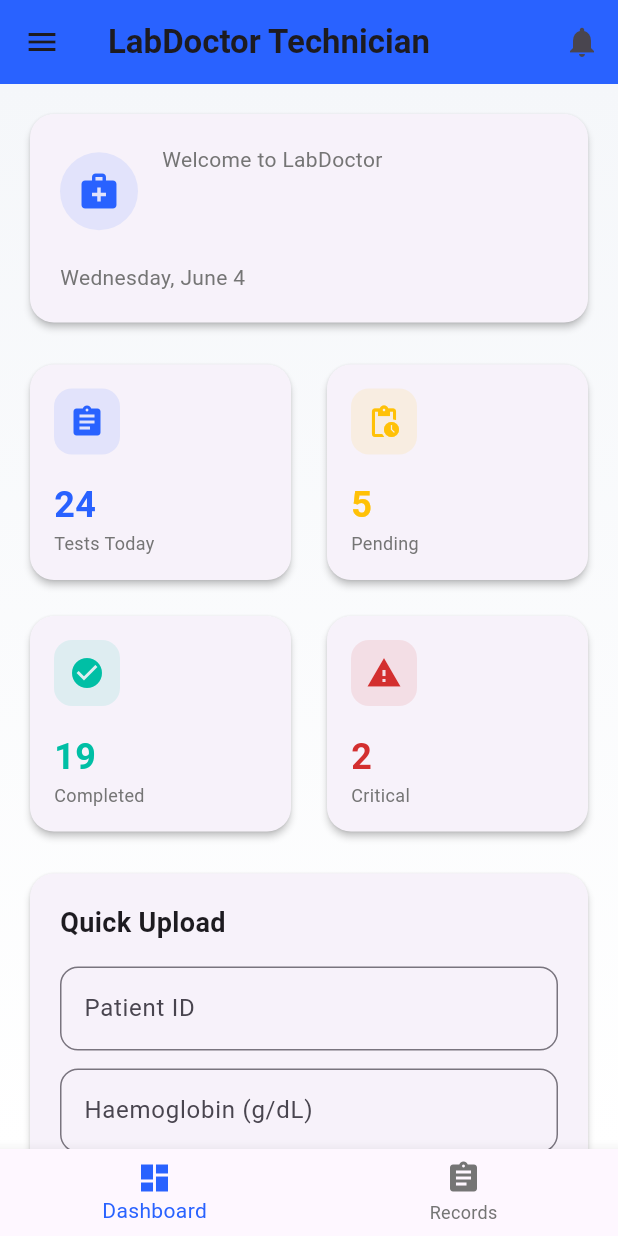
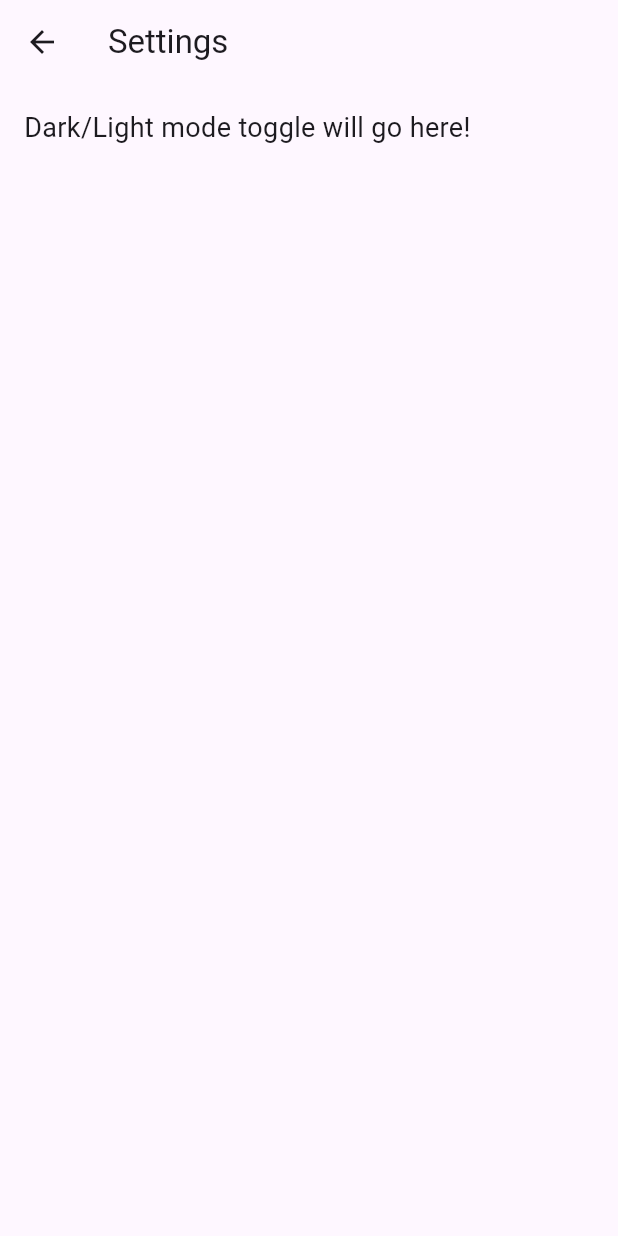
Before and after one commit to elisam1/labdoctor, a Flutter app: the LabTechnicianDashboard screen opened by its route, in the side drawer, after a tap on "Settings", on a phone screen of 412 x 824 dp. Run offline on Flutter 3.47's test engine with Material 3 defaults, Android fonts, the phone set to English and light mode, and no system bars; our stand-ins replace cloud_firestore, firebase_auth, firebase_core, firebase_storage, flutter_riverpod, image_picker and 2 more; accounts and stored records are empty.

Commit message:
new changes

```diff
--- a/lib/screens/lab_technician_dashboard.dart
+++ b/lib/screens/lab_technician_dashboard.dart
@@ -7,6 +7,7 @@ import 'package:share_plus/share_plus.dart';
 import 'package:path_provider/path_provider.dart';
 import 'dart:io';
 import 'notifications_screen.dart';
+import 'settings_screen.dart';
 import 'package:labdoctor/providers/lab_technician_providers.dart';
 import 'start_screen.dart';
 import 'edit_profile_screen.dart';
@@ -217,7 +218,11 @@ class _LabTechnicianDashboardState extends ConsumerState<LabTechnicianDashboard>
             title: const Text('Settings'),
             onTap: () {
               Navigator.pop(context);
-              // Add settings screen navigation here
+              Navigator.push(
+                context,
+                MaterialPageRoute(builder: (_) =>  SettingsScreen()),
+              );
+
             },
           ),
           ListTile(
--- /dev/null
+++ b/lib/screens/settings_screen.dart
@@ -0,0 +1,21 @@
+import 'package:flutter/material.dart';
+
+class SettingsScreen extends StatelessWidget {
+  const SettingsScreen({super.key});
+
+  @override
+  Widget build(BuildContext context) {
+    return Scaffold(
+      appBar: AppBar(
+        title: const Text('Settings'),
+      ),
+      body: const Padding(
+        padding: EdgeInsets.all(16.0),
+        child: Text(
+          'Dark/Light mode toggle will go here!',
+          style: TextStyle(fontSize: 18),
+        ),
+      ),
+    );
+  }
+}
```
